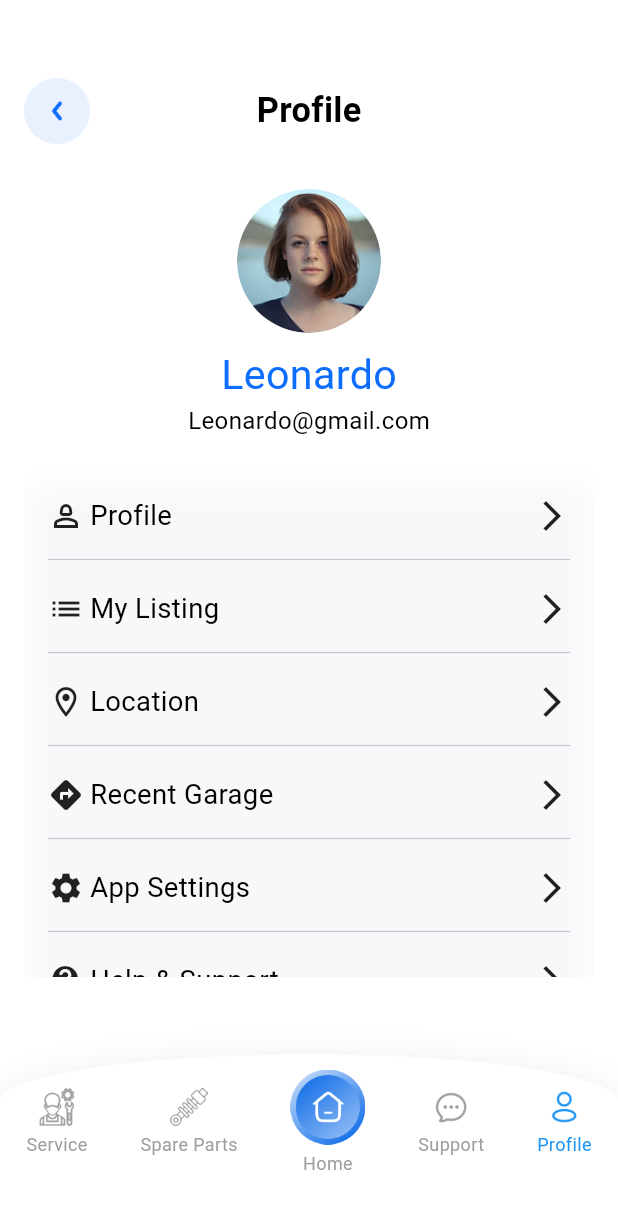
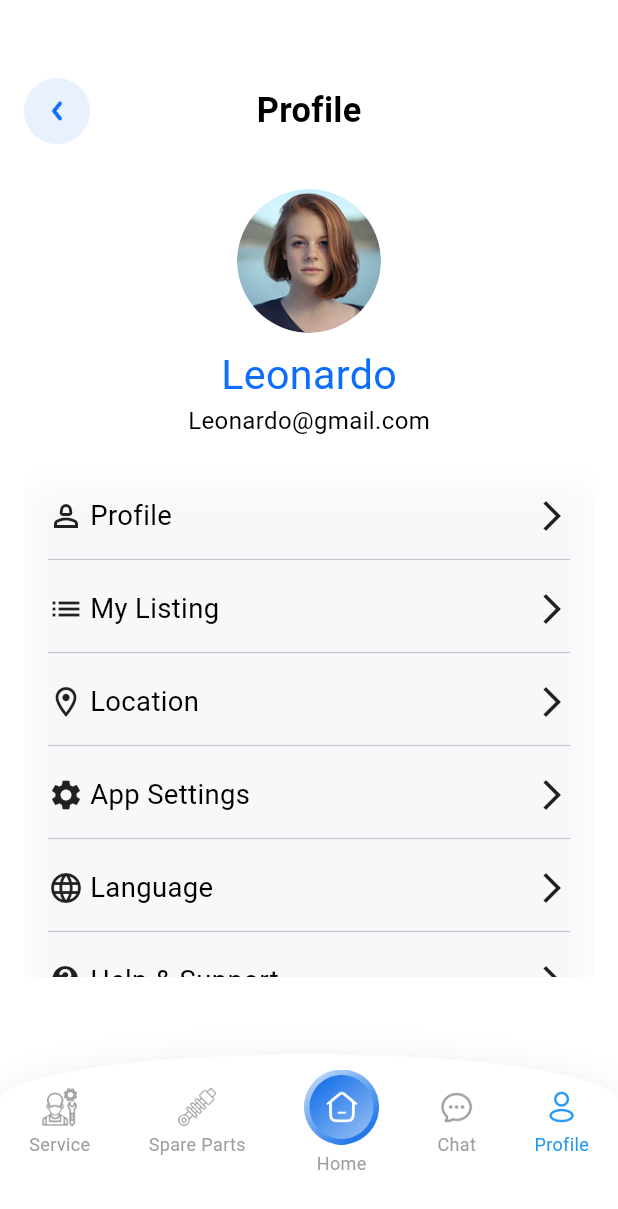
Before and after one commit to Dev-Ninjas-Backup/yousef1234321, a Flutter app: the BottomNavbarScreen screen opened by its route, item 5 of the bottom bar chosen, on a phone screen of 412 x 824 dp. Shown: the top 1209 px of the screen. Run offline on Flutter 3.47's test engine with Material 3 defaults, Android fonts, the phone set to English and light mode, and no system bars; our stand-ins replace flutter_easyloading, flutter_screenutil, get, google_fonts, image_picker; network calls fail.

Commit message:
add landuage option and chat

```diff
--- a/lib/features/bottom_navbar/screen/bottom_navbar_screen.dart
+++ b/lib/features/bottom_navbar/screen/bottom_navbar_screen.dart
@@ -35,7 +35,7 @@ class BottomNavbarScreen extends StatelessWidget {
       "Service",
       "Spare Parts",
       "Home",
-      "Support",
+      "Chat",
       "Profile",
     ];
 
--- a/lib/features/home/home_page/controller/home_controller.dart
+++ b/lib/features/home/home_page/controller/home_controller.dart
@@ -4,9 +4,7 @@ import 'package:flutter/material.dart';
 import 'package:get/get.dart';
 import 'package:yousef1234321/features/home/home_page/model/garage_model.dart';
 
-
 class HomeController extends GetxController {
-
   final ScrollController scrollController = ScrollController();
   late Timer timer;
 
@@ -46,7 +44,8 @@ class HomeController extends GetxController {
       distance: 2.3,
       status: "Open",
       tags: ["AC", "Engine", "Brakes"],
-      imageUrl: "https://images.pexels.com/photos/909907/pexels-photo-909907.jpeg?cs=srgb&dl=pexels-alex-amorales-321095-909907.jpg",
+      imageUrl:
+          "https://images.pexels.com/photos/909907/pexels-photo-909907.jpeg?cs=srgb&dl=pexels-alex-amorales-321095-909907.jpg",
     ),
     GarageModel(
       name: "Emirates Auto Care",
@@ -55,7 +54,8 @@ class HomeController extends GetxController {
       distance: 1.8,
       status: "Open",
       tags: ["Luxury", "German Cars"],
-      imageUrl: "https://images.pexels.com/photos/909907/pexels-photo-909907.jpeg?cs=srgb&dl=pexels-alex-amorales-321095-909907.jpg",
+      imageUrl:
+          "https://images.pexels.com/photos/909907/pexels-photo-909907.jpeg?cs=srgb&dl=pexels-alex-amorales-321095-909907.jpg",
     ),
   ].obs;
 
@@ -82,37 +82,14 @@ class HomeController extends GetxController {
     "Body Work",
   ];
 
-  final locations = ["Abu Dhabi", "Dubai", "Sharjah", "Ajman", "Fujairah", "Ras Al Khaimah", "Umm Al Quwain"];
+  final locations = [
+    "Abu Dhabi",
+    "LA",
+    "Dubai",
+    "Sharjah",
+    "Ajman",
+    "Fujairah",
+    "Ras Al Khaimah",
+    "Umm Al Quwain",
+  ];
 }
-
-
-// final ScrollController scrollController = ScrollController();
-// late Timer timer;
-
-// double speed = 1.0; // can increase for faster slide
-
-// startScroll() {
-//   timer = Timer.periodic(const Duration(milliseconds: 16), (t) {
-//     if (scrollController.hasClients) {
-//       scrollController.jumpTo(scrollController.offset + speed);
-
-//       if (scrollController.offset >=
-//           scrollController.position.maxScrollExtent) {
-//         scrollController.jumpTo(0);
-//       }
-//     }
-//   });
-// }
-
-// @override
-// void onInit() {
-//   super.onInit();
-//   startScroll();
-// }
-
-// @override
-// void onClose() {
-//   timer.cancel();
-//   scrollController.dispose();
-//   super.onClose();
-// }
--- a/lib/features/profile/profile_page/controller/profile_controller.dart
+++ b/lib/features/profile/profile_page/controller/profile_controller.dart
@@ -5,8 +5,8 @@ import 'package:yousef1234321/features/profile/profile_page/model/profile_model.
 import 'package:yousef1234321/routes/app_route.dart';
 
 class ProfileController extends GetxController {
+  var selectedIndex = (-1).obs;
   var profileItem = [
-
     ProfileModel(
       icon: Icons.person_2_outlined,
       title: "Profile",
@@ -14,7 +14,7 @@ class ProfileController extends GetxController {
         Get.toNamed(Approute.editProfileScreen);
       },
     ),
-       ProfileModel(
+    ProfileModel(
       icon: Icons.list,
       title: "My Listing",
       ontap: () {
@@ -28,17 +28,15 @@ class ProfileController extends GetxController {
         Get.toNamed(Approute.locationPageScreen);
       },
     ),
-
-
+    ProfileModel(icon: Icons.settings, title: "App Settings"),
 
     ProfileModel(
-      icon: Icons.directions,
-      title: "Recent Garage",
+      icon: Icons.language,
+      title: "Language",
       ontap: () {
-        Get.toNamed(Approute.recentGaragePage);
+        Get.toNamed(Approute.languageScreen);
       },
     ),
-    ProfileModel(icon: Icons.settings, title: "App Settings"),
     ProfileModel(
       icon: Icons.contact_support_rounded,
       title: "Help & Support",
--- a/lib/features/profile/profile_page/model/profile_model.dart
+++ b/lib/features/profile/profile_page/model/profile_model.dart
@@ -1,9 +1,15 @@
-import 'package:flutter/widgets.dart';
+import 'package:flutter/material.dart';
 
 class ProfileModel {
   final IconData icon;
   final String title;
   final VoidCallback? ontap;
+  final List<String>? languages;
 
-  ProfileModel({required this.icon, required this.title, this.ontap});
+  ProfileModel({
+    required this.icon,
+    required this.title,
+    this.ontap,
+    this.languages,
+  });
 }
--- a/lib/features/support/controller/support_controller.dart
+++ b/lib/features/support/controller/support_controller.dart
@@ -70,4 +70,6 @@ class ChatController extends GetxController {
       });
     });
   }
+
+  navigateToIndividualChat(chat) {}
 }
--- a/lib/features/support/screen/support_page.dart
+++ b/lib/features/support/screen/support_page.dart
@@ -26,7 +26,7 @@ class ChatPage extends StatelessWidget {
                   spacing: 2,
                   children: [
                     Text(
-                      "Support",
+                      "Chat",
                       style: getTextStyle(
                         fontSize: 20,
                         fontWeight: FontWeight.w600,
@@ -224,7 +224,7 @@ class ChatPage extends StatelessWidget {
               ],
             ),
           ),
-          SizedBox(height: 30,)
+          SizedBox(height: 30),
         ],
       ),
     );
--- a/lib/routes/app_route.dart
+++ b/lib/routes/app_route.dart
@@ -10,6 +10,7 @@ import 'package:yousef1234321/features/onboarding/screen/onboarding_screen.dart'
 import 'package:yousef1234321/features/parts_details/screen/parts_details_screen.dart';
 
 import 'package:yousef1234321/features/profile/edit_profile/screen/edit_profile_screen.dart';
+import 'package:yousef1234321/features/profile/language/screen/language_screen.dart';
 import 'package:yousef1234321/features/profile/location/screen/location_page_screen.dart';
 
 import 'package:yousef1234321/features/payment/screen/payment.dart';
@@ -53,7 +54,8 @@ class Approute {
   static String editProfileScreen = "/profile/editProfileScreen";
 
   static String myListingPage = "/profile/myListingPage";
-
+  //language
+  static String languageScreen = "/profile/languageScreen";
 
   static String getSplashScreen() => splashScreen;
   static String getOnboardingScreen() => onboardingScreen;
@@ -84,7 +86,8 @@ class Approute {
   static String getEditProfileScreen() => editProfileScreen;
 
   static String getmyListingPage() => myListingPage;
-
+  //language
+  static String getLanguageScreen() => languageScreen;
 
   static List<GetPage> routes = [
     GetPage(name: splashScreen, page: () => SplashScreen()),
@@ -103,9 +106,7 @@ class Approute {
     GetPage(name: partsDetailsScreen, page: () => const PartsDetailsScreen()),
     GetPage(name: brakePadsScreen, page: () => BrakePadsScreen()),
 
-
     GetPage(name: payment, page: () => Payment()),
-
 
     // help support
     GetPage(name: helpSupportScreen, page: () => const HelpSupportScreen()),
@@ -116,13 +117,13 @@ class Approute {
     //profuile
     GetPage(name: recentGaragePage, page: () => RecentGaragePage()),
 
-
     // location_page
     GetPage(name: locationPageScreen, page: () => LocationPageScreen()),
     //edit profile
     GetPage(name: editProfileScreen, page: () => const EditProfileScreen()),
 
     GetPage(name: myListingPage, page: () => MyListingPage()),
-
+    //language
+    GetPage(name: languageScreen, page: () => LanguageScreen()),
   ];
 }
--- a/pubspec.yaml
+++ b/pubspec.yaml
@@ -40,6 +40,8 @@ dependencies:
   flutter_screenutil: ^5.9.3
   flutter_easyloading: ^3.0.5
   image_picker: ^1.2.0
+  file_picker: ^5.2.5
+  flutter_svg: ^2.2.2
 
 dev_dependencies:
   flutter_test:
```
Also changed, not shown: lib/core/const/image_path.dart (added, +11 -0 lines), lib/features/profile/language/controller/language_controller.dart (added, +14 -0 lines), lib/features/profile/language/screen/language_screen.dart (added, +34 -0 lines), lib/features/profile/profile_page/scrreen/profile_page.dart (+6 -4 lines), pubspec.lock.
